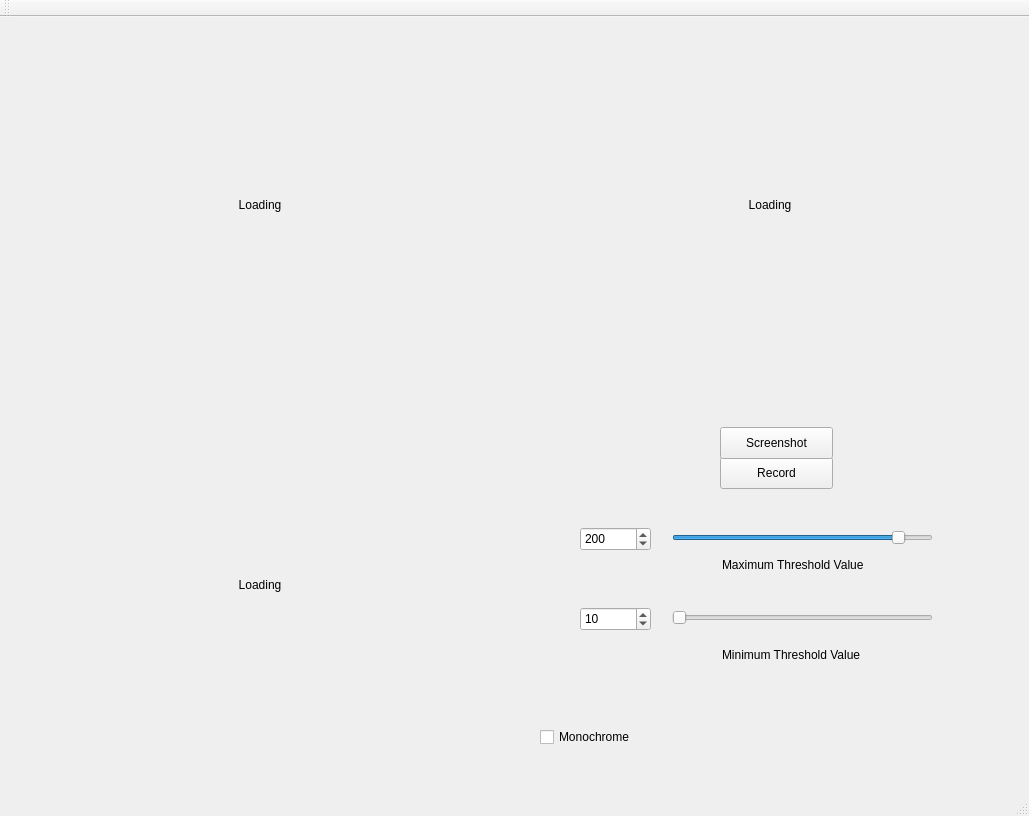
Solid-Sponge/MultiChannelViewer, file multichannelviewer.ui: the form before one commit.
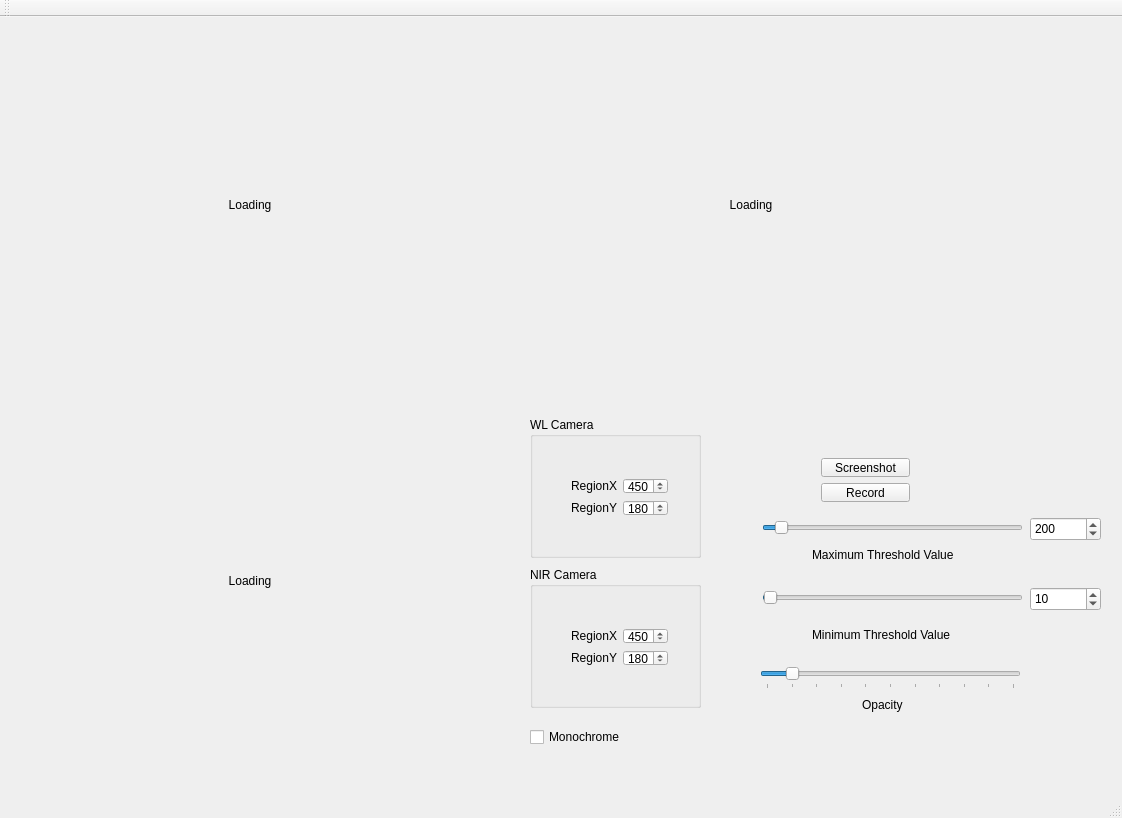
The form after the commit.

Commit message:
Added functioning opacity slider to UI
Also added Region of Interest sliders (ROI), which will be implemented
in the next commit

The edit to the form file:
```diff
--- a/multichannelviewer.ui
+++ b/multichannelviewer.ui
@@ -6,8 +6,8 @@
    <rect>
     <x>0</x>
     <y>0</y>
-    <width>1029</width>
-    <height>816</height>
+    <width>1122</width>
+    <height>818</height>
    </rect>
   </property>
   <property name="windowTitle">
@@ -17,7 +17,7 @@
    <widget class="QLabel" name="cam_1">
     <property name="geometry">
      <rect>
-      <x>10</x>
+      <x>0</x>
       <y>0</y>
       <width>500</width>
       <height>375</height>
@@ -36,26 +36,10 @@
      <set>Qt::AlignCenter</set>
     </property>
    </widget>
-   <widget class="QPushButton" name="Record">
-    <property name="geometry">
-     <rect>
-      <x>720</x>
-      <y>440</y>
-      <width>113</width>
-      <height>32</height>
-     </rect>
-    </property>
-    <property name="text">
-     <string>Record</string>
-    </property>
-    <property name="checkable">
-     <bool>true</bool>
-    </property>
-   </widget>
    <widget class="QLabel" name="cam_2">
     <property name="geometry">
      <rect>
-      <x>520</x>
+      <x>501</x>
       <y>0</y>
       <width>500</width>
       <height>375</height>
@@ -77,8 +61,8 @@
    <widget class="QLabel" name="label">
     <property name="geometry">
      <rect>
-      <x>722</x>
-      <y>630</y>
+      <x>812</x>
+      <y>610</y>
       <width>171</width>
       <height>16</height>
      </rect>
@@ -90,8 +74,8 @@
    <widget class="QLabel" name="label_2">
     <property name="geometry">
      <rect>
-      <x>722</x>
-      <y>540</y>
+      <x>812</x>
+      <y>530</y>
       <width>171</width>
       <height>16</height>
      </rect>
@@ -100,24 +84,11 @@
      <string>Maximum Threshold Value</string>
     </property>
    </widget>
-   <widget class="QPushButton" name="Screenshot">
-    <property name="geometry">
-     <rect>
-      <x>720</x>
-      <y>410</y>
-      <width>113</width>
-      <height>32</height>
-     </rect>
-    </property>
-    <property name="text">
-     <string>Screenshot</string>
-    </property>
-   </widget>
    <widget class="QLabel" name="cam_3">
     <property name="geometry">
      <rect>
-      <x>10</x>
-      <y>380</y>
+      <x>0</x>
+      <y>376</y>
       <width>500</width>
       <height>375</height>
      </rect>
@@ -138,7 +109,7 @@
    <widget class="QCheckBox" name="checkBox">
     <property name="geometry">
      <rect>
-      <x>540</x>
+      <x>530</x>
       <y>710</y>
       <width>111</width>
       <height>20</height>
@@ -151,8 +122,8 @@
    <widget class="QSpinBox" name="maxVal_spinbox">
     <property name="geometry">
      <rect>
-      <x>580</x>
-      <y>510</y>
+      <x>1030</x>
+      <y>500</y>
       <width>71</width>
       <height>24</height>
      </rect>
@@ -167,8 +138,8 @@
    <widget class="QSpinBox" name="minVal_spinbox">
     <property name="geometry">
      <rect>
-      <x>580</x>
-      <y>590</y>
+      <x>1030</x>
+      <y>570</y>
       <width>71</width>
       <height>24</height>
      </rect>
@@ -180,35 +151,232 @@
      <number>10</number>
     </property>
    </widget>
-   <widget class="QSlider" name="minVal">
+   <widget class="QSlider" name="opacitySlider">
     <property name="geometry">
      <rect>
-      <x>672</x>
-      <y>590</y>
+      <x>760</x>
+      <y>650</y>
       <width>261</width>
       <height>22</height>
      </rect>
     </property>
+    <property name="maximum">
+     <number>10</number>
+    </property>
+    <property name="value">
+     <number>1</number>
+    </property>
     <property name="orientation">
      <enum>Qt::Horizontal</enum>
+    </property>
+    <property name="tickPosition">
+     <enum>QSlider::TicksBelow</enum>
+    </property>
+    <property name="tickInterval">
+     <number>1</number>
+    </property>
+   </widget>
+   <widget class="QLabel" name="label_3">
+    <property name="geometry">
+     <rect>
+      <x>862</x>
+      <y>680</y>
+      <width>61</width>
+      <height>16</height>
+     </rect>
+    </property>
+    <property name="text">
+     <string>Opacity</string>
     </property>
    </widget>
    <widget class="QSlider" name="maxVal">
     <property name="geometry">
      <rect>
-      <x>672</x>
-      <y>510</y>
+      <x>762</x>
+      <y>500</y>
       <width>261</width>
       <height>22</height>
      </rect>
     </property>
+    <property name="maximum">
+     <number>4096</number>
+    </property>
+    <property name="value">
+     <number>200</number>
+    </property>
     <property name="sliderPosition">
-     <number>88</number>
+     <number>200</number>
     </property>
     <property name="orientation">
      <enum>Qt::Horizontal</enum>
     </property>
    </widget>
+   <widget class="QSlider" name="minVal">
+    <property name="geometry">
+     <rect>
+      <x>762</x>
+      <y>570</y>
+      <width>261</width>
+      <height>22</height>
+     </rect>
+    </property>
+    <property name="maximum">
+     <number>4096</number>
+    </property>
+    <property name="value">
+     <number>10</number>
+    </property>
+    <property name="orientation">
+     <enum>Qt::Horizontal</enum>
+    </property>
+   </widget>
+   <widget class="QGroupBox" name="WL_camera">
+    <property name="geometry">
+     <rect>
+      <x>530</x>
+      <y>400</y>
+      <width>171</width>
+      <height>141</height>
+     </rect>
+    </property>
+    <property name="title">
+     <string>WL Camera</string>
+    </property>
+    <widget class="QWidget" name="">
+     <property name="geometry">
+      <rect>
+       <x>30</x>
+       <y>50</y>
+       <width>119</width>
+       <height>60</height>
+      </rect>
+     </property>
+     <layout class="QGridLayout" name="gridLayout">
+      <item row="0" column="0">
+       <widget class="QLabel" name="label_4">
+        <property name="text">
+         <string>RegionX</string>
+        </property>
+       </widget>
+      </item>
+      <item row="0" column="1">
+       <widget class="QSpinBox" name="RegionX_WL">
+        <property name="maximum">
+         <number>748</number>
+        </property>
+        <property name="value">
+         <number>450</number>
+        </property>
+       </widget>
+      </item>
+      <item row="1" column="0">
+       <widget class="QLabel" name="label_5">
+        <property name="text">
+         <string>RegionY</string>
+        </property>
+       </widget>
+      </item>
+      <item row="1" column="1">
+       <widget class="QSpinBox" name="RegionY_WL">
+        <property name="maximum">
+         <number>558</number>
+        </property>
+        <property name="value">
+         <number>180</number>
+        </property>
+       </widget>
+      </item>
+     </layout>
+    </widget>
+   </widget>
+   <widget class="QGroupBox" name="NIR_Camera">
+    <property name="geometry">
+     <rect>
+      <x>530</x>
+      <y>550</y>
+      <width>171</width>
+      <height>141</height>
+     </rect>
+    </property>
+    <property name="title">
+     <string>NIR Camera</string>
+    </property>
+    <widget class="QWidget" name="layoutWidget">
+     <property name="geometry">
+      <rect>
+       <x>30</x>
+       <y>50</y>
+       <width>119</width>
+       <height>60</height>
+      </rect>
+     </property>
+     <layout class="QGridLayout" name="gridLayout_2">
+      <item row="0" column="0">
+       <widget class="QLabel" name="label_6">
+        <property name="text">
+         <string>RegionX</string>
+        </property>
+       </widget>
+      </item>
+      <item row="0" column="1">
+       <widget class="QSpinBox" name="RegionX_NIR">
+        <property name="maximum">
+         <number>748</number>
+        </property>
+        <property name="value">
+         <number>450</number>
+        </property>
+       </widget>
+      </item>
+      <item row="1" column="0">
+       <widget class="QLabel" name="label_7">
+        <property name="text">
+         <string>RegionY</string>
+        </property>
+       </widget>
+      </item>
+      <item row="1" column="1">
+       <widget class="QSpinBox" name="RegionY_NIR">
+        <property name="maximum">
+         <number>558</number>
+        </property>
+        <property name="value">
+         <number>180</number>
+        </property>
+       </widget>
+      </item>
+     </layout>
+    </widget>
+   </widget>
+   <widget class="QWidget" name="">
+    <property name="geometry">
+     <rect>
+      <x>810</x>
+      <y>430</y>
+      <width>111</width>
+      <height>66</height>
+     </rect>
+    </property>
+    <layout class="QVBoxLayout" name="verticalLayout">
+     <item>
+      <widget class="QPushButton" name="Screenshot">
+       <property name="text">
+        <string>Screenshot</string>
+       </property>
+      </widget>
+     </item>
+     <item>
+      <widget class="QPushButton" name="Record">
+       <property name="text">
+        <string>Record</string>
+       </property>
+       <property name="checkable">
+        <bool>true</bool>
+       </property>
+      </widget>
+     </item>
+    </layout>
+   </widget>
   </widget>
   <widget class="QMenuBar" name="menuBar">
    <property name="geometry">
```
Left out of the diff: 2 changed lines with no effect on the pictures. The commit also changes 2 other files.
